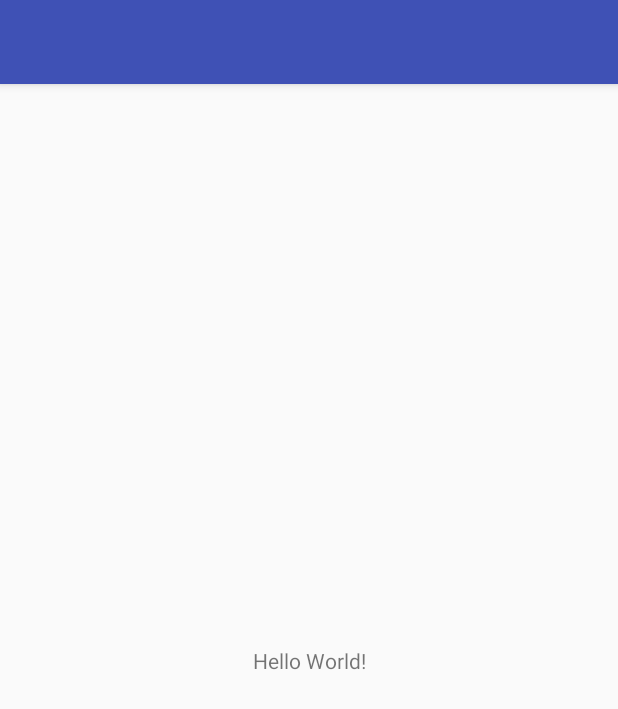
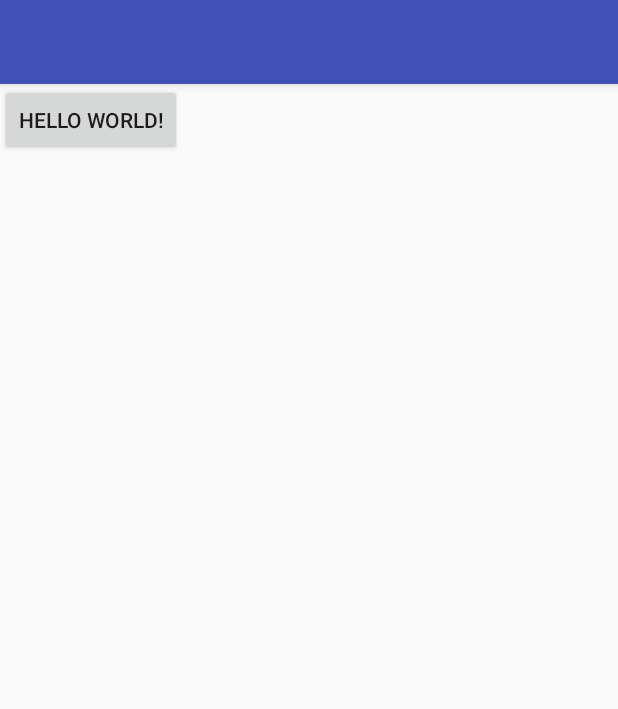
Before and after one commit to WouterHuygen/Spin-The-Bottle, an Android app: the screen it shows after launch (MainActivity), on a phone screen of 412 x 824 dp. Shown: the top 709 px of the screen. Run offline under Robolectric (Android 15) with nearby library versions, the phone set to English and light mode, and no system bars.

Commit message:
LinearLayout
button toegevoegd

```diff
--- a/app/src/main/res/layout/activity_main.xml
+++ b/app/src/main/res/layout/activity_main.xml
@@ -1,19 +1,17 @@
 <?xml version="1.0" encoding="utf-8"?>
-<android.support.constraint.ConstraintLayout
+<LinearLayout
     xmlns:android="http://schemas.android.com/apk/res/android"
     xmlns:tools="http://schemas.android.com/tools"
     xmlns:app="http://schemas.android.com/apk/res-auto"
     android:layout_width="match_parent"
     android:layout_height="match_parent"
+    android:orientation="vertical"
     tools:context="com.example.wouter.spinthebottle.MainActivity">
 
-    <TextView
+
+    <Button
         android:layout_width="wrap_content"
         android:layout_height="wrap_content"
-        android:text="Hello World!"
-        app:layout_constraintBottom_toBottomOf="parent"
-        app:layout_constraintLeft_toLeftOf="parent"
-        app:layout_constraintRight_toRightOf="parent"
-        app:layout_constraintTop_toTopOf="parent" />
+        android:text="Hello World!" />
 
-</android.support.constraint.ConstraintLayout>
+</LinearLayout>
```
